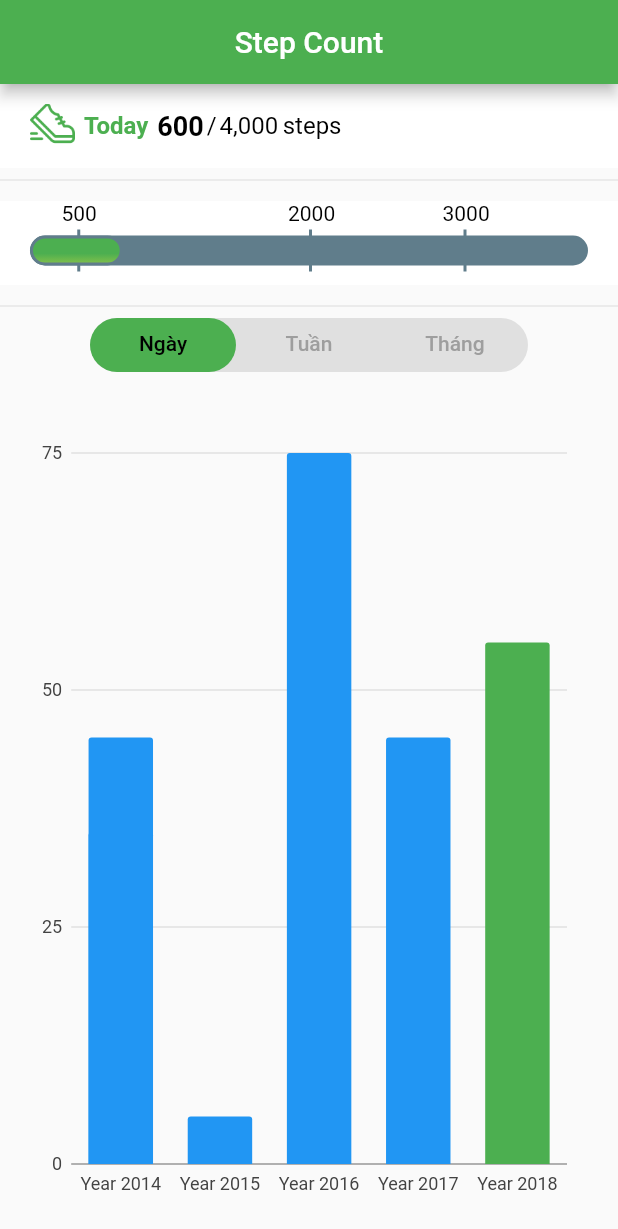
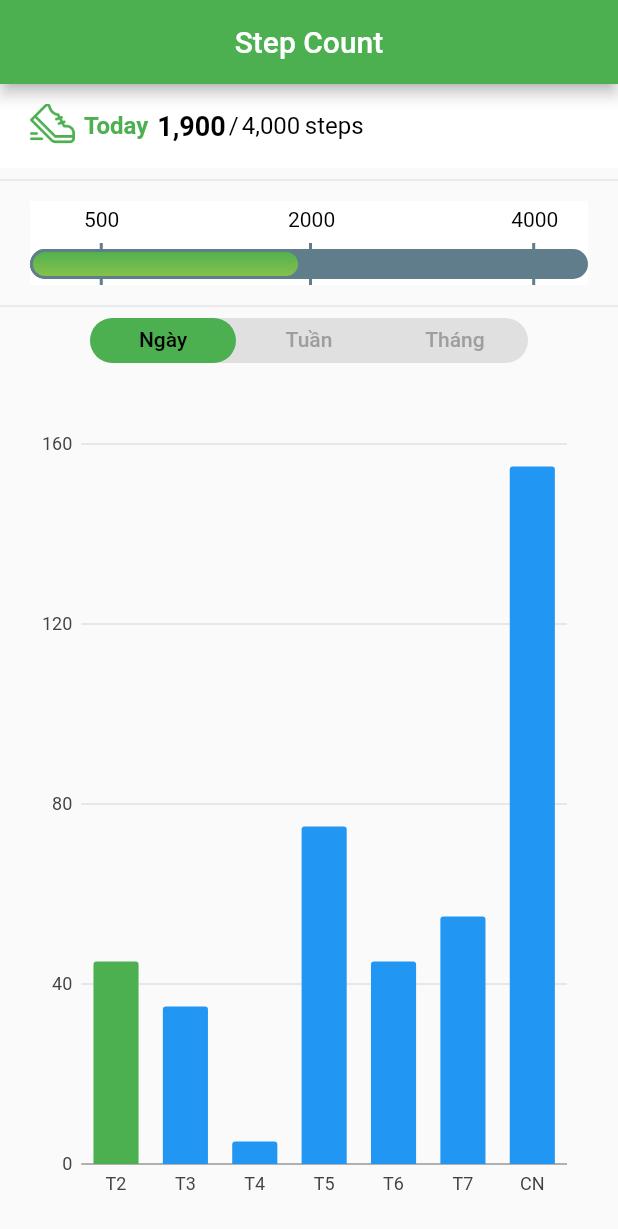
Before and after one commit to nhatbui23988/flutter_pedometer, a Flutter app: the screen it shows after launch, on a phone screen of 412 x 824 dp. Shown: the top 1229 px of the screen. Run offline on Flutter 3.47's test engine with Material 2 defaults, Android fonts, the phone set to English and light mode, and no system bars; our stand-ins replace charts_flutter, pedometer.

Commit message:
improve code

```diff
--- a/lib/main.dart
+++ b/lib/main.dart
@@ -1,5 +1,5 @@
 import 'package:charts_flutter/flutter.dart' as chart;
-import 'package:count_step_tracking/extensions/DoubleExtension.dart';
+import 'package:count_step_tracking/extensions/IntExtension.dart';
 import 'package:count_step_tracking/utils/AppColors.dart';
 import 'package:count_step_tracking/utils/AppImage.dart';
 import 'package:flutter/cupertino.dart';
@@ -15,26 +15,33 @@ class MyApp extends StatefulWidget {
     return MyStateApp();
   }
 }
-
+const int _maxTargetSteps = 4000;
 class MyStateApp extends State<MyApp> with SingleTickerProviderStateMixin {
+  /// quản lý số lượng tab và điều hướng tab bar và tab view tương ứng
   late TabController _tabController;
-  double _currentSteps = 600;
-  double _maxTargetSteps = 4000;
+  int _currentSteps = 100;
+  // điều chỉnh vị trí thanh divider target lớn nhất
+  int _maxDisplayTargetValue = (_maxTargetSteps*0.9).toInt();
+  // giá trị nhỏ nhất hiển thị trên thanh progress bar
+  int _minDisplayValue = (_maxTargetSteps*0.01).toInt();
   double _spacingHorizontal = 20;
+  // màu của progress bar
   Color _progressBarColor = Colors.blueGrey;
-  double _currentPercentValue = 0;
+  // màu của thanh progress hiện tại
+  Gradient _currentProgressBarColor = AppColors.progressBarGradient;
   String _title = "Step Count";
+  /// các mốc mục tiêu bước
   List<int> _listTarget = [500, 2000, 4000];
 
   @override
   void initState() {
-    _currentPercentValue = _currentSteps / _maxTargetSteps;
     _tabController = TabController(length: 3, vsync: this);
     super.initState();
   }
 
   @override
   Widget build(BuildContext context) {
+    _currentSteps = 1900;
     return Scaffold(
       appBar: AppBar(
           title: Text(_title),
@@ -54,14 +61,15 @@ class MyStateApp extends State<MyApp> with SingleTickerProviderStateMixin {
     );
   }
 
+  /// Tab bar title
   Widget _buildTabBar() => Center(
       child: Container(
-          height: 36,
+          height: 30,
           margin: EdgeInsets.symmetric(horizontal: 60),
           decoration: BoxDecoration(
             color: Colors.grey[300],
             borderRadius: BorderRadius.circular(
-              25.0,
+              20,
             ),
           ),
           child: TabBar(
@@ -69,7 +77,7 @@ class MyStateApp extends State<MyApp> with SingleTickerProviderStateMixin {
               labelPadding: EdgeInsets.all(0),
               indicator: BoxDecoration(
                 borderRadius: BorderRadius.circular(
-                  25.0,
+                  20,
                 ),
                 color: Colors.green,
               ),
@@ -82,6 +90,7 @@ class MyStateApp extends State<MyApp> with SingleTickerProviderStateMixin {
                 Tab(text: "Tháng"),
               ])));
 
+  /// Các tab view
   Widget _buildTabView() => Expanded(
         child: TabBarView(
           controller: _tabController,
@@ -92,7 +101,7 @@ class MyStateApp extends State<MyApp> with SingleTickerProviderStateMixin {
           ],
         ),
       );
-
+  /// Hiển thị số bước chân trong ngày (text)
   Widget _buildTodayStepsCount() {
     return Container(
       padding: EdgeInsets.symmetric(horizontal: _spacingHorizontal),
@@ -163,46 +172,43 @@ class MyStateApp extends State<MyApp> with SingleTickerProviderStateMixin {
     );
   }
 
+  /// Hiển thị số bước chân trong ngày dưới dạng progress bar
   Widget _buildStepsCountProgress() {
     return LayoutBuilder(
-      builder: (buildContext, constraints) => Container(
-        margin: EdgeInsets.symmetric(vertical: 6),
+      builder: (buildContext, constraints) {
+        var bodyWidth = constraints.maxWidth - _spacingHorizontal * 2;
+        return Container(
+          margin: EdgeInsets.symmetric(vertical: 6, horizontal: _spacingHorizontal),
           height: kToolbarHeight,
           color: Colors.white,
           child: Column(
             children: [
-            Container(
+              Expanded(child: Container(
                 alignment: Alignment.centerLeft,
                 child: Stack(
-                children: [
-                  _buildTextTargetValue(constraints.maxWidth, 500),
-                  _buildTextTargetValue(constraints.maxWidth, 2000),
-                  _buildTextTargetValue(constraints.maxWidth, 3000),
-                ],
+                  children: _listTarget.map((targetValue) => _buildTextTargetValue(bodyWidth, targetValue)).toList(),
                 ),
-            ),
+              )),
               SizedBox(height: 3),
               Container(
                 child: Stack(
                   alignment: Alignment.centerLeft,
                   children: [
-                  _buildTargetDivider(constraints.maxWidth, 500),
-                  _buildTargetDivider(constraints.maxWidth, 2000),
-                  _buildTargetDivider(constraints.maxWidth, 3000),
+                    _buildListTargetDivider(bodyWidth, _listTarget),
                     _buildProgressBar(),
-                  _buildCurrentProgressBar(
-                      constraints.maxWidth * _currentPercentValue),
+                    _buildCurrentProgressBar(bodyWidth, _currentSteps, _maxTargetSteps),
                   ],
                 ),
               ),
             ],
           ),
-      ),
+        );
+      }
     );
   }
 
+  /// Hiển thị mục tiêu số bước chân = progress bar
   Widget _buildProgressBar() => Container(
-        margin: EdgeInsets.symmetric(horizontal: _spacingHorizontal),
         height: 20,
         decoration: ShapeDecoration(
             color: _progressBarColor,
@@ -210,31 +216,47 @@ class MyStateApp extends State<MyApp> with SingleTickerProviderStateMixin {
                 borderRadius: BorderRadius.all(Radius.circular(24)))),
       );
 
-  Widget _buildCurrentProgressBar(double currentWidth) => Container(
-      margin: EdgeInsets.symmetric(horizontal: _spacingHorizontal),
+  /// Hiển thị quá trình bước chân hiện tại
+  Widget _buildCurrentProgressBar(double bodyWidth, int currentValue, int maxTargetValue) {
+    double borderSide = 2;
+    int currentStepDisplay = currentValue.compareTo(_minDisplayValue) == 1  ? currentValue : _minDisplayValue;
+    var currentWidth = bodyWidth *(currentStepDisplay / maxTargetValue) + (borderSide * 2) ;
+    return Container(
         width: currentWidth,
         height: 20,
         decoration: BoxDecoration(
-          gradient: AppColors.barGradient,
+            gradient: _currentProgressBarColor,
             borderRadius: BorderRadius.circular(20),
-          border: Border.all(color: _progressBarColor, width: 2),
+            border: Border.all(color: _progressBarColor, width: borderSide),
             shape: BoxShape.rectangle));
+  }
 
-  Widget _buildTargetDivider(double maxWidth, int targetValue) => Container(
+  /// Hiển thị các mốc mục tiêu
+  Widget _buildListTargetDivider(double bodyWidth, List<int> listTargetValue){
+    return Stack(children: listTargetValue.map((targetValue) => _buildTargetDivider(bodyWidth, targetValue)).toList());
+  }
+
+  /// Mốc mục tiêu
+  Widget _buildTargetDivider(double bodyWidth, int targetValue) {
+    if(targetValue > _maxDisplayTargetValue) targetValue = _maxDisplayTargetValue;
+    return Container(
       margin:
-            EdgeInsets.only(left: maxWidth * (targetValue / _maxTargetSteps)),
+      EdgeInsets.only(left: bodyWidth * (targetValue / _maxTargetSteps)),
       height: 28,
       width: 2,
       color: _progressBarColor,
     );
+  }
 
-  Widget _buildTextTargetValue(double maxWidth, int targetValue) {
+  /// Text thể hiện giá trị mục tiêu
+  Widget _buildTextTargetValue(double bodyWidth, int targetValue) {
     double textSize = 14;
+    int displayValue = (targetValue.compareTo(_maxDisplayTargetValue) == 1) ? _maxDisplayTargetValue : targetValue;
     var textLength = targetValue.toString().length;
     var textSpacing = (textLength / 2) * (textSize / 2);
     return Container(
       margin: EdgeInsets.only(
-          left: maxWidth * (targetValue / _maxTargetSteps) - textSpacing),
+          left: bodyWidth * ( displayValue / _maxTargetSteps) - textSpacing),
       child: Text(
         "$targetValue",
         style: TextStyle(
@@ -245,38 +267,42 @@ class MyStateApp extends State<MyApp> with SingleTickerProviderStateMixin {
     );
   }
 
-  Widget _buildStepCountChart(List<chart.Series<SimpleData, String>> listData) => Container(padding: EdgeInsets.symmetric(horizontal: _spacingHorizontal, vertical: _spacingHorizontal), child: chart.BarChart(listData, animate: false,),);
+  /// Hiển thị quá trình số bước chân dạng Chart
+  Widget _buildStepCountChart(List<chart.Series<StepCountData, String>> listData) => Container(padding: EdgeInsets.symmetric(horizontal: _spacingHorizontal, vertical: _spacingHorizontal), child: chart.BarChart(listData, animate: false,),);
 
-  List<chart.Series<SimpleData, String>> _generateSimpleData() {
-    final data = [
-      SimpleData("2014", 45),
-      SimpleData("2014", 35),
-      SimpleData("2015", 5),
-      SimpleData("2016", 75),
-      SimpleData("2017", 45),
-      SimpleData("2018", 55),
+  List<chart.Series<StepCountData, String>> _generateSimpleData() {
+    final listData = [
+      StepCountData("T2", 45),
+      StepCountData("T3", 35),
+      StepCountData("T4", 5),
+      StepCountData("T5", 75),
+      StepCountData("T6", 45),
+      StepCountData("T7", 55),
+      StepCountData("CN", 155),
     ];
-
+    String currentDays = "T2";
     return [
-      chart.Series<SimpleData, String>(
+      chart.Series<StepCountData, String>(
           id: "Data",
-          colorFn: (SimpleData data, __) {
-            if (data.time == "2018") {
+          colorFn: (StepCountData data, __) {
+            if (data.time == currentDays) {
               return chart.MaterialPalette.green.shadeDefault;
             } else
               return chart.MaterialPalette.blue.shadeDefault;
           },
-          // display name, work như ID, nếu trong list data có 1 data cùng domainFn thì sẽ lấy data mới nhất đc add vào
-          domainFn: (SimpleData data, _) => "Year ${data.time}",
-          measureFn: (SimpleData data, _) => data.value,
-          data: data)
+          // vừa là display name, vừa là ID,
+          // nếu trong list data có 1 data cùng domainFn thì data add sau sẽ thực hiện ghi đè lên data cũ có cùng domainFn
+          domainFn: (StepCountData data, _) => "${data.time}",
+          // giá trị để hiển thị ( display value)
+          measureFn: (StepCountData data, _) => data.value,
+          data: listData)
     ];
   }
 }
 
-class SimpleData {
+class StepCountData {
   final String time;
   final int value;
 
-  const SimpleData(this.time, this.value);
+  const StepCountData(this.time, this.value);
 }
--- a/lib/utils/AppColors.dart
+++ b/lib/utils/AppColors.dart
@@ -2,10 +2,9 @@ import 'package:flutter/cupertino.dart';
 import 'package:flutter/material.dart';
 
 class AppColors {
-  static const LinearGradient barGradient = LinearGradient(
+  static const LinearGradient progressBarGradient = LinearGradient(
     begin: Alignment.topCenter,
     end: Alignment.bottomCenter,
-    stops: [0.6, 1],
     colors: [
       Colors.green,
       Colors.lightGreen,
```
Lines whose indentation alone changed are shown as unchanged.
